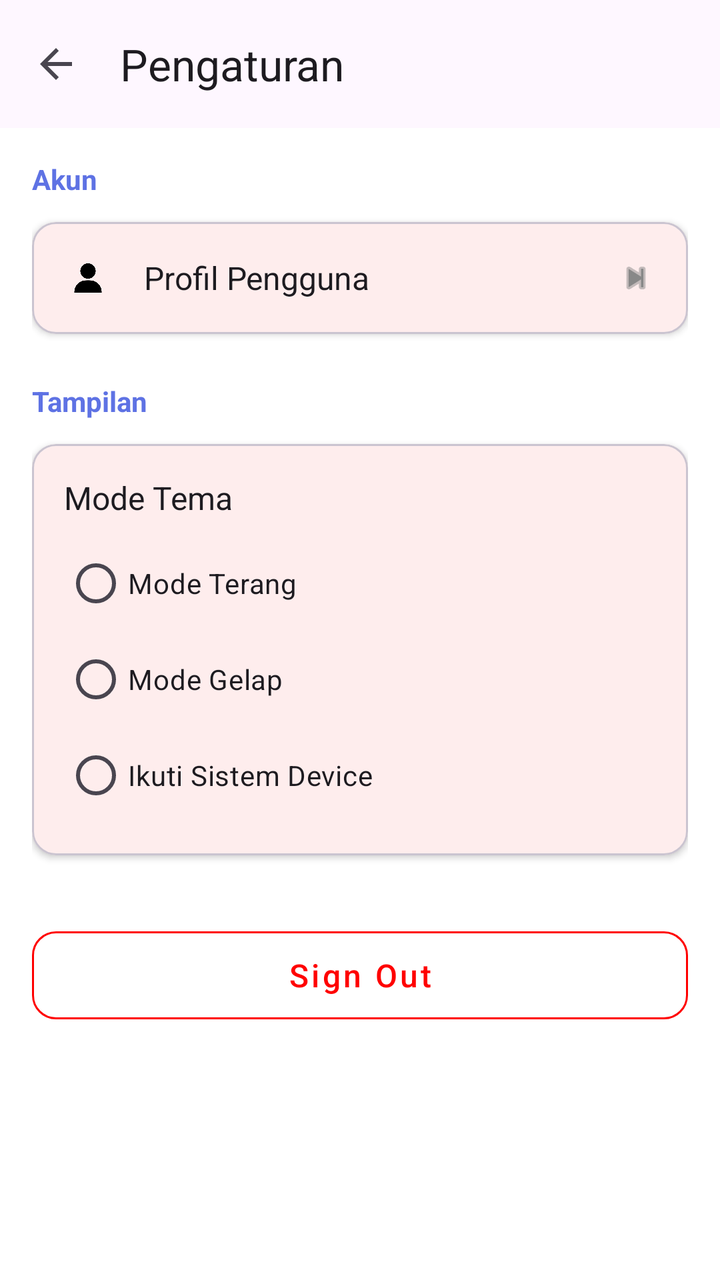
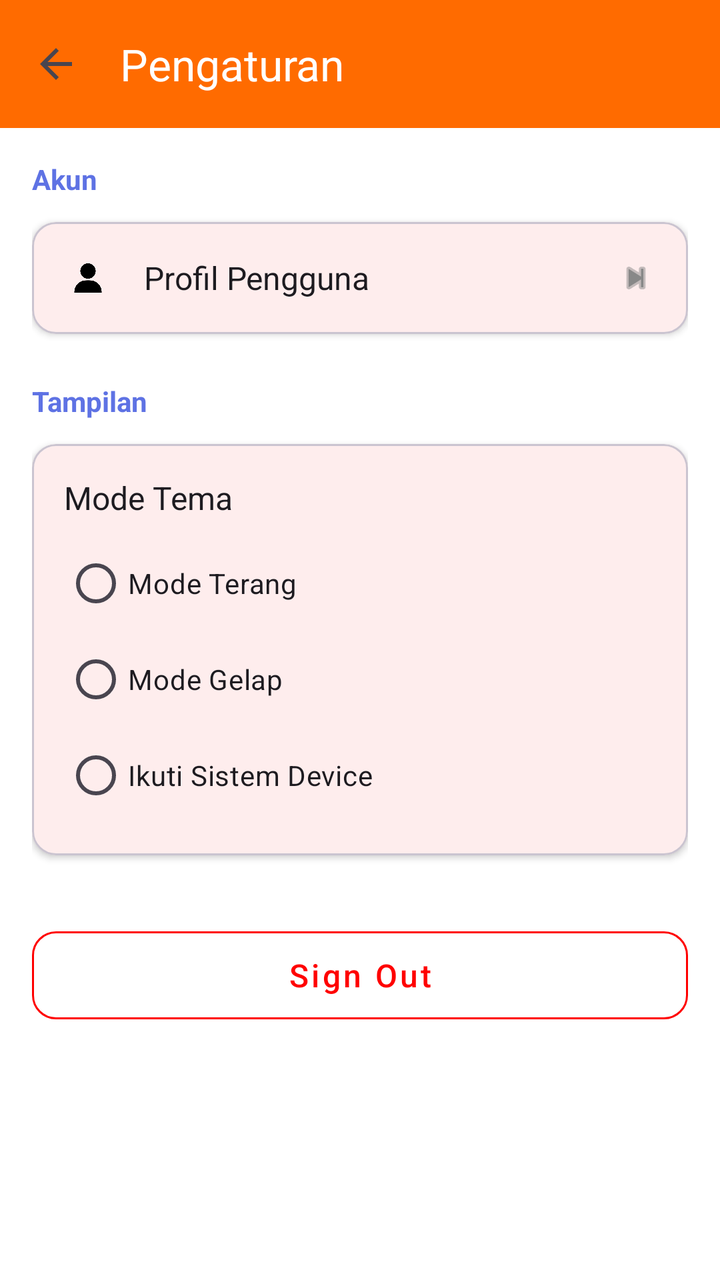

Compare the two renders of this Android layout. The source of the first and the diff that turns it into the second are given below.
<!-- AndroidManifest.xml: application theme Theme.RABU -->
<!-- res/layout/activity_settings.xml -->
<?xml version="1.0" encoding="utf-8"?>
<LinearLayout xmlns:android="http://schemas.android.com/apk/res/android"
    xmlns:app="http://schemas.android.com/apk/res-auto"
    android:layout_width="match_parent"
    android:layout_height="match_parent"
    android:orientation="vertical"
    android:background="?android:attr/windowBackground"
    android:fitsSystemWindows="true">

    

    <com.google.android.material.appbar.AppBarLayout
        android:layout_width="match_parent"
        android:layout_height="wrap_content"
        android:background="?attr/colorSurface"
        app:elevation="0dp">

        <androidx.appcompat.widget.Toolbar
            android:id="@+id/toolbarSettings"
            android:layout_width="match_parent"
            android:layout_height="?attr/actionBarSize"
            app:title="Pengaturan"
            app:titleTextColor="?attr/colorOnSurface"
            app:navigationIcon="?attr/homeAsUpIndicator" />

    </com.google.android.material.appbar.AppBarLayout>

    <androidx.core.widget.NestedScrollView
        android:layout_width="match_parent"
        android:layout_height="match_parent">

        <LinearLayout
            android:layout_width="match_parent"
            android:layout_height="wrap_content"
            android:orientation="vertical"
            android:padding="16dp">

            <TextView
                android:layout_width="wrap_content"
                android:layout_height="wrap_content"
                android:text="Akun"
                android:textStyle="bold"
                android:textColor="#5E72E4"
                android:layout_marginBottom="12dp" />

            
            <com.google.android.material.card.MaterialCardView
                android:id="@+id/cvGoToProfile"
                android:layout_width="match_parent"
                android:layout_height="wrap_content"
                app:cardCornerRadius="12dp"
                app:cardElevation="2dp"
                android:layout_marginBottom="24dp"
                android:clickable="true"
                android:focusable="true"
                app:cardBackgroundColor="?attr/colorSurface">

                <LinearLayout
                    android:layout_width="match_parent"
                    android:layout_height="wrap_content"
                    android:orientation="horizontal"
                    android:padding="16dp"
                    android:gravity="center_vertical">

                    <ImageView
                        android:layout_width="24dp"
                        android:layout_height="24dp"
                        android:src="@drawable/profile" />

                    <TextView
                        android:layout_width="0dp"
                        android:layout_height="wrap_content"
                        android:layout_weight="1"
                        android:layout_marginStart="16dp"
                        android:text="Profil Pengguna"
                        android:textSize="16sp"
                        android:textColor="?attr/colorOnSurface" />

                    <ImageView
                        android:layout_width="20dp"
                        android:layout_height="20dp"
                        android:src="@android:drawable/ic_media_next"
                        app:tint="#888888" />
                </LinearLayout>
            </com.google.android.material.card.MaterialCardView>

            <TextView
                android:layout_width="wrap_content"
                android:layout_height="wrap_content"
                android:text="Tampilan"
                android:textStyle="bold"
                android:textColor="#5E72E4"
                android:layout_marginBottom="12dp" />

            
            <com.google.android.material.card.MaterialCardView
                android:layout_width="match_parent"
                android:layout_height="wrap_content"
                app:cardCornerRadius="12dp"
                app:cardElevation="2dp"
                app:cardBackgroundColor="?attr/colorSurface">

                <LinearLayout
                    android:layout_width="match_parent"
                    android:layout_height="wrap_content"
                    android:orientation="vertical"
                    android:padding="16dp">

                    <TextView
                        android:layout_width="wrap_content"
                        android:layout_height="wrap_content"
                        android:text="Mode Tema"
                        android:textSize="16sp"
                        android:textColor="?attr/colorOnSurface"
                        android:layout_marginBottom="8dp" />

                    <RadioGroup
                        android:id="@+id/rgThemeMode"
                        android:layout_width="match_parent"
                        android:layout_height="wrap_content">

                        <RadioButton
                            android:id="@+id/rbThemeLight"
                            android:layout_width="match_parent"
                            android:layout_height="wrap_content"
                            android:text="Mode Terang"
                            android:textColor="?attr/colorOnSurface" />

                        <RadioButton
                            android:id="@+id/rbThemeDark"
                            android:layout_width="match_parent"
                            android:layout_height="wrap_content"
                            android:text="Mode Gelap"
                            android:textColor="?attr/colorOnSurface" />

                        <RadioButton
                            android:id="@+id/rbThemeSystem"
                            android:layout_width="match_parent"
                            android:layout_height="wrap_content"
                            android:text="Ikuti Sistem Device"
                            android:textColor="?attr/colorOnSurface" />
                    </RadioGroup>
                </LinearLayout>
            </com.google.android.material.card.MaterialCardView>

            
            <com.google.android.material.button.MaterialButton
                android:id="@+id/btnLogout"
                style="@style/Widget.MaterialComponents.Button.OutlinedButton"
                android:layout_width="match_parent"
                android:layout_height="56dp"
                android:layout_marginTop="32dp"
                android:text="Sign Out"
                android:textColor="#FF0000"
                android:textAllCaps="false"
                android:textSize="16sp"
                app:strokeColor="#FF0000"
                app:cornerRadius="12dp" />

        </LinearLayout>
    </androidx.core.widget.NestedScrollView>

</LinearLayout>
<!-- resources referenced by this layout -->
<resources>
  <!-- drawable profile: png bitmap (drawable, 30208 bytes) -->
  <style name="Theme.RABU" parent="Base.Theme.RABU" />
  <style name="Base.Theme.RABU" parent="Theme.Material3.DayNight.NoActionBar">
          
          <item name="colorPrimary">@color/primary_orange</item>
          <item name="colorPrimaryVariant">@color/primary_orange_dark</item>
          <item name="colorSecondary">@color/primary_orange_light</item>
  
          
          <item name="android:statusBarColor">@color/app_background</item>
          <item name="android:windowLightStatusBar">true</item>
  
          
          <item name="android:windowBackground">@color/app_background</item>
      </style>
  <color name="primary_orange">#FF6B00</color>
  <color name="primary_orange_dark">#E65100</color>
  <color name="primary_orange_light">#FFB74D</color>
  <color name="app_background">#FFFFFF</color>
</resources>

<!-- the commit's change to res/layout/activity_settings.xml (unified diff, before → after) -->
@@ -12,16 +12,20 @@
     <com.google.android.material.appbar.AppBarLayout
         android:layout_width="match_parent"
         android:layout_height="wrap_content"
-        android:background="?attr/colorSurface"
-        app:elevation="0dp">
+        android:background="@color/primary_orange"
+        app:liftOnScroll="false"
+        app:elevation="0dp"
+        android:stateListAnimator="@null">
 
         <androidx.appcompat.widget.Toolbar
             android:id="@+id/toolbarSettings"
             android:layout_width="match_parent"
             android:layout_height="?attr/actionBarSize"
+            android:background="@color/primary_orange"
             app:title="Pengaturan"
-            app:titleTextColor="?attr/colorOnSurface"
-            app:navigationIcon="?attr/homeAsUpIndicator" />
+            app:titleTextColor="@color/white"
+            app:navigationIcon="?attr/homeAsUpIndicator"
+            app:navigationIconTint="@color/white" />
 
     </com.google.android.material.appbar.AppBarLayout>
 
<!-- resource entries referenced after the edit -->
@@ -16,6 +16,7 @@
           <item name="android:windowBackground">@color/app_background</item>
       </style>
   <color name="primary_orange">#FF6B00</color>
+  <color name="white">#FFFFFF</color>
   <color name="primary_orange_dark">#E65100</color>
   <color name="primary_orange_light">#FFB74D</color>
   <color name="app_background">#FFFFFF</color>
